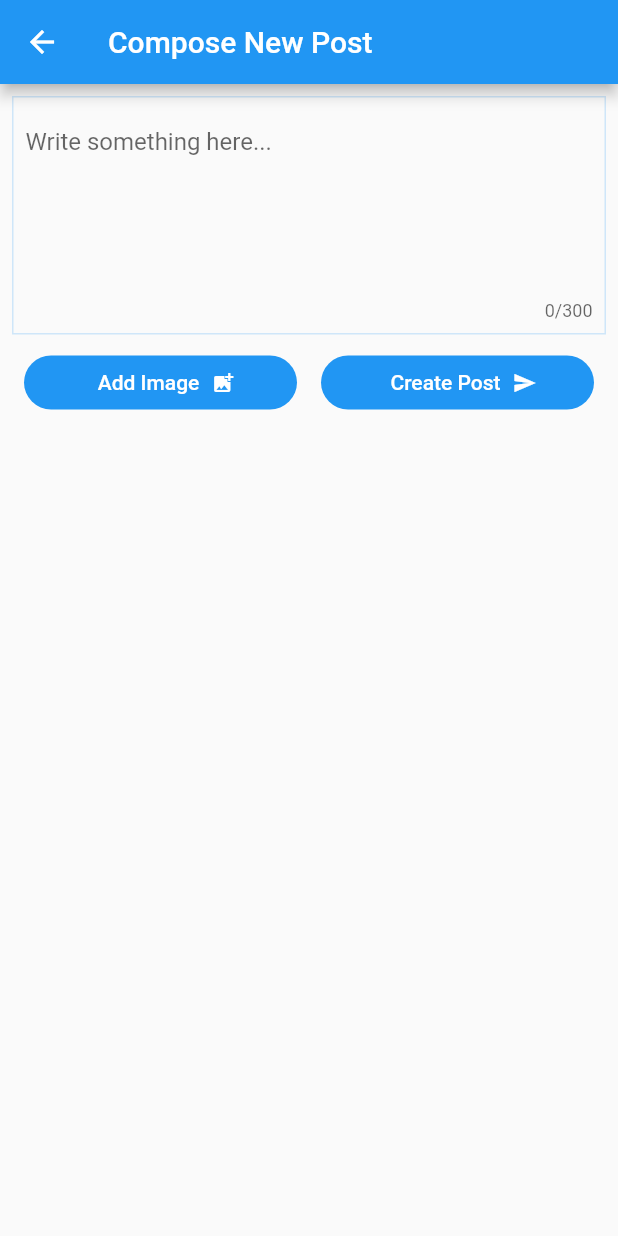
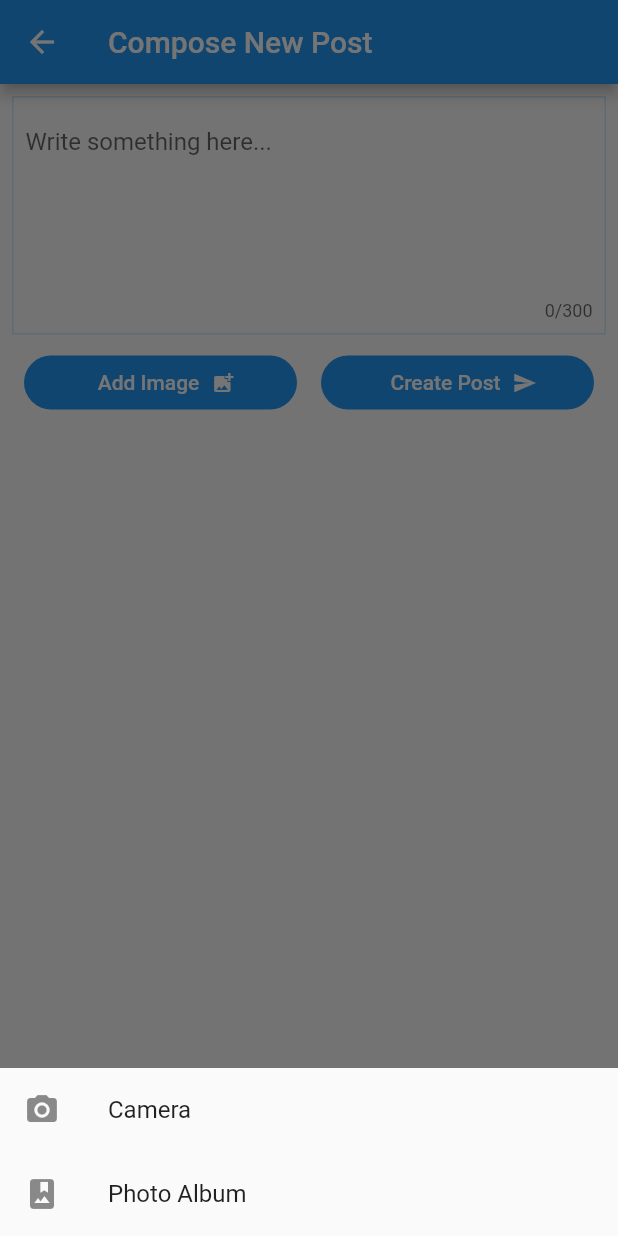
Before and after one commit to Edenik/Flutter_FeedMe_Blog_App, a Flutter app: the CreatePostScreen screen opened directly, after a tap on "Add Image", on a phone screen of 412 x 824 dp. Run offline on Flutter 3.47's test engine with Material 2 defaults, Android fonts, the phone set to English and light mode, and no system bars; our stand-ins replace cloud_firestore, firebase_auth, firebase_core, firebase_storage, image_picker; accounts and stored records are empty.

Commit message:
creating image post - firebase storage

```diff
--- a/lib/screens/create_post_screen.dart
+++ b/lib/screens/create_post_screen.dart
@@ -1,7 +1,10 @@
+import 'dart:io';
 import 'package:flutter/material.dart';
 import 'package:cloud_firestore/cloud_firestore.dart';
 import 'package:firebase_auth/firebase_auth.dart' as auth;
 import 'package:flutter_feedme_app/utils/snackbar_util.dart';
+import 'package:image_picker/image_picker.dart';
+import 'package:firebase_storage/firebase_storage.dart';
 
 class CreatePostScreen extends StatefulWidget {
   @override
@@ -17,6 +20,8 @@ class _CreatePostScreenState extends State<CreatePostScreen> {
   String _userUID;
   String _userDisplayName;
   bool _isLoading = false;
+  File _image;
+  final picker = ImagePicker();
 
   _post() async {
     if (_postTextController.text.trim().length == 0) {
@@ -29,8 +34,10 @@ class _CreatePostScreenState extends State<CreatePostScreen> {
       _isLoading = true;
     });
 
+    DocumentReference ref;
+
     try {
-      await _firestore.collection("posts").add({
+      ref = await _firestore.collection("posts").add({
         "text": _postTextController.text.trim(),
         "owner_name": _userDisplayName,
         "owner": _userUID,
@@ -39,6 +46,15 @@ class _CreatePostScreenState extends State<CreatePostScreen> {
         "likes_count": 0,
         "comments_count": 0,
       });
+
+      if (_image != null) {
+        _snackBarUtil.sendSnack(_key, "Uploadin image, please wait...");
+
+        String _url = await _uploadImageAndGetURL(ref.id, _image);
+
+        await ref.update({"image": _url});
+      }
+
       _snackBarUtil.sendSnack(_key, "Post created successfully.");
 
       Future.delayed(Duration(seconds: 1), () {
@@ -52,6 +68,61 @@ class _CreatePostScreenState extends State<CreatePostScreen> {
         _isLoading = false;
       });
     }
+  }
+
+  _showModalBottomSheet() {
+    showModalBottomSheet(
+        context: context,
+        builder: (BuildContext ctx) {
+          return Column(
+            mainAxisSize: MainAxisSize.min,
+            children: <Widget>[
+              ListTile(
+                leading: Icon(Icons.camera_alt),
+                title: Text('Camera'),
+                onTap: () async {
+                  PickedFile image = await picker.getImage(
+                    source: ImageSource.camera,
+                    maxHeight: 480,
+                    maxWidth: 480,
+                  );
+
+                  setState(() {
+                    _image = File(image.path);
+                  });
+                  Navigator.pop(context);
+                },
+              ),
+              ListTile(
+                leading: Icon(Icons.photo_album),
+                title: Text('Photo Album'),
+                onTap: () async {
+                  PickedFile image = await picker.getImage(
+                    source: ImageSource.gallery,
+                    maxHeight: 480,
+                    maxWidth: 480,
+                  );
+
+                  setState(() {
+                    _image = File(image.path);
+                  });
+                  Navigator.pop(context);
+                },
+              ),
+            ],
+          );
+        });
+  }
+
+  Future<String> _uploadImageAndGetURL(String filenName, File file) async {
+    FirebaseStorage _storage = FirebaseStorage.instance;
+    StorageUploadTask _task = _storage
+        .ref()
+        .child(filenName)
+        .putFile(file, StorageMetadata(contentType: 'image/png'));
+
+    final _downloadURL = await (await _task.onComplete).ref.getDownloadURL();
+    return _downloadURL;
   }
 
   @override
@@ -101,7 +172,11 @@ class _CreatePostScreenState extends State<CreatePostScreen> {
                       splashColor: Colors.blue,
                       color: Colors.blue,
                       disabledColor: Colors.blue.withOpacity(0.5),
-                      onPressed: _isLoading ? null : () {},
+                      onPressed: _isLoading
+                          ? null
+                          : () {
+                              _showModalBottomSheet();
+                            },
                       child: Row(
                         mainAxisAlignment: MainAxisAlignment.center,
                         children: <Widget>[
@@ -168,7 +243,40 @@ class _CreatePostScreenState extends State<CreatePostScreen> {
                   ),
                 )
               ],
-            )
+            ),
+            _image == null
+                ? SizedBox.shrink()
+                : Padding(
+                    padding: const EdgeInsets.all(8.0),
+                    child: Row(
+                      mainAxisAlignment: MainAxisAlignment.start,
+                      children: <Widget>[
+                        Stack(
+                          children: <Widget>[
+                            Container(
+                              child: Image.file(
+                                _image,
+                                fit: BoxFit.cover,
+                              ),
+                              width: 150,
+                              height: 150,
+                            ),
+                            Positioned(
+                                top: 4.0,
+                                right: 4.0,
+                                child: IconButton(
+                                    icon: Icon(Icons.close),
+                                    color: Colors.white,
+                                    onPressed: () {
+                                      setState(() {
+                                        _image = null;
+                                      });
+                                    })),
+                          ],
+                        ),
+                      ],
+                    ),
+                  )
           ],
         ),
       ),
--- a/pubspec.yaml
+++ b/pubspec.yaml
@@ -30,6 +30,8 @@ dependencies:
   firebase_auth: ^0.18.1+1
   firebase_core: ^0.5.0
   cloud_firestore: ^0.14.1+2
+  firebase_storage: ^4.0.1
+  image_picker: ^0.6.7+11
 
 dev_dependencies:
   flutter_test:
```
Also changed, not shown: pubspec.lock.
